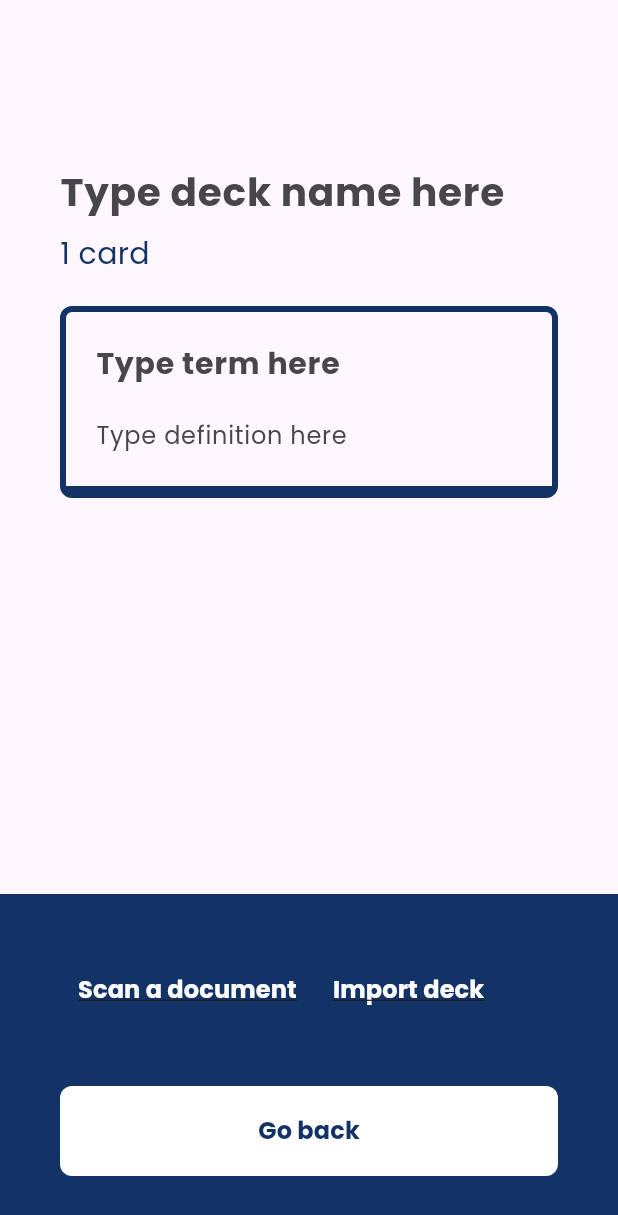
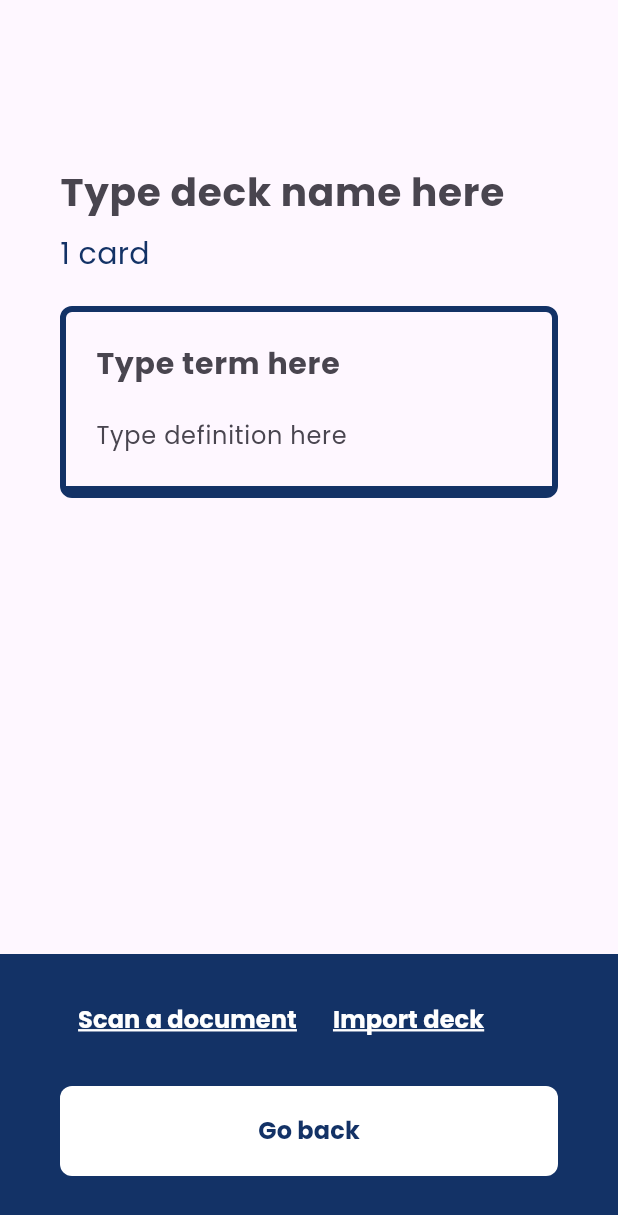
Before and after one commit to juul-vandevelde-howest/smartAppDev-eindopdracht, a Flutter app: the Add screen opened directly, on a phone screen of 412 x 824 dp. Shown: the top 1215 px of the screen. Run offline on Flutter 3.47's test engine with Material 3 defaults, Android fonts, the light colour scheme and no system bars; our stand-ins replace firebase_auth, firebase_core, phosphor_flutter; accounts and stored records are empty.

Commit message:
fix: underline wasnt visible

```diff
--- a/lib/routes/flip/add.dart
+++ b/lib/routes/flip/add.dart
@@ -124,7 +124,8 @@ class Add extends StatelessWidget {
           Container(
             color: const Color(0xFF133266),
             child: Padding(
-              padding: const EdgeInsets.all(40.0),
+              padding: const EdgeInsets.only(
+                  top: 20, left: 40, right: 40, bottom: 40),
               child: Column(
                 children: [
                   const Row(
@@ -138,6 +139,8 @@ class Add extends StatelessWidget {
                             fontSize: 16,
                             fontWeight: FontWeight.bold,
                             decoration: TextDecoration.underline,
+                            decorationColor: Colors.white,
+                            decorationThickness: 2,
                           ),
                         ),
                       ),
@@ -150,12 +153,14 @@ class Add extends StatelessWidget {
                             fontSize: 16,
                             fontWeight: FontWeight.bold,
                             decoration: TextDecoration.underline,
+                            decorationColor: Colors.white,
+                            decorationThickness: 2,
                           ),
                         ),
                       ),
                     ],
                   ),
-                  const SizedBox(height: 40),
+                  const SizedBox(height: 20),
                   Container(
                     width: double.infinity,
                     height: 60,
```
